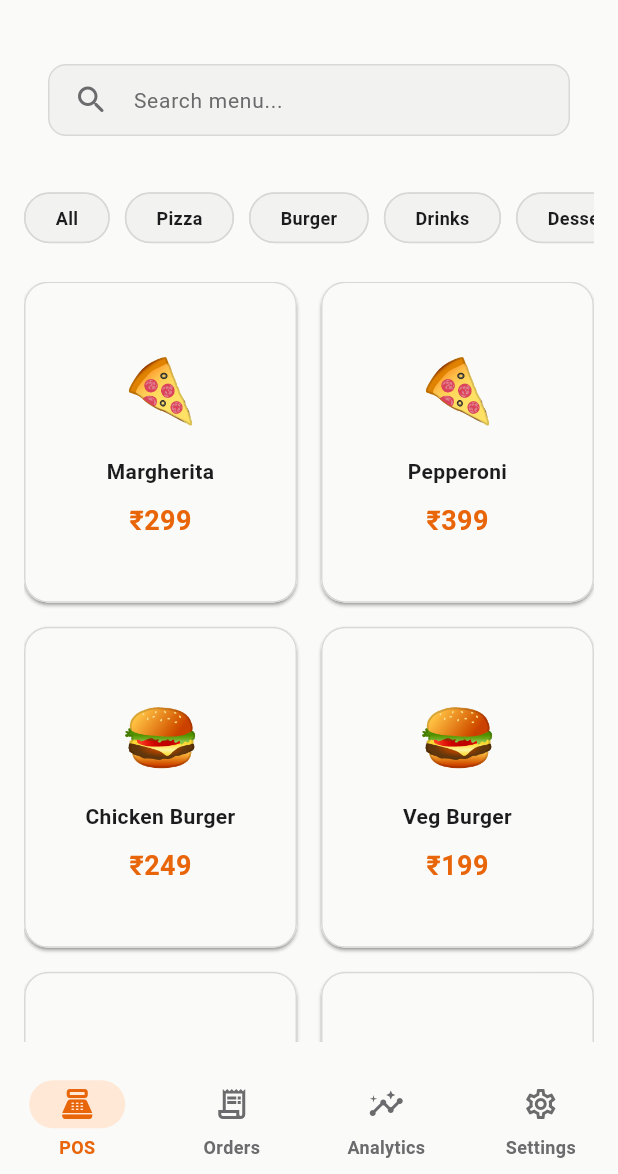
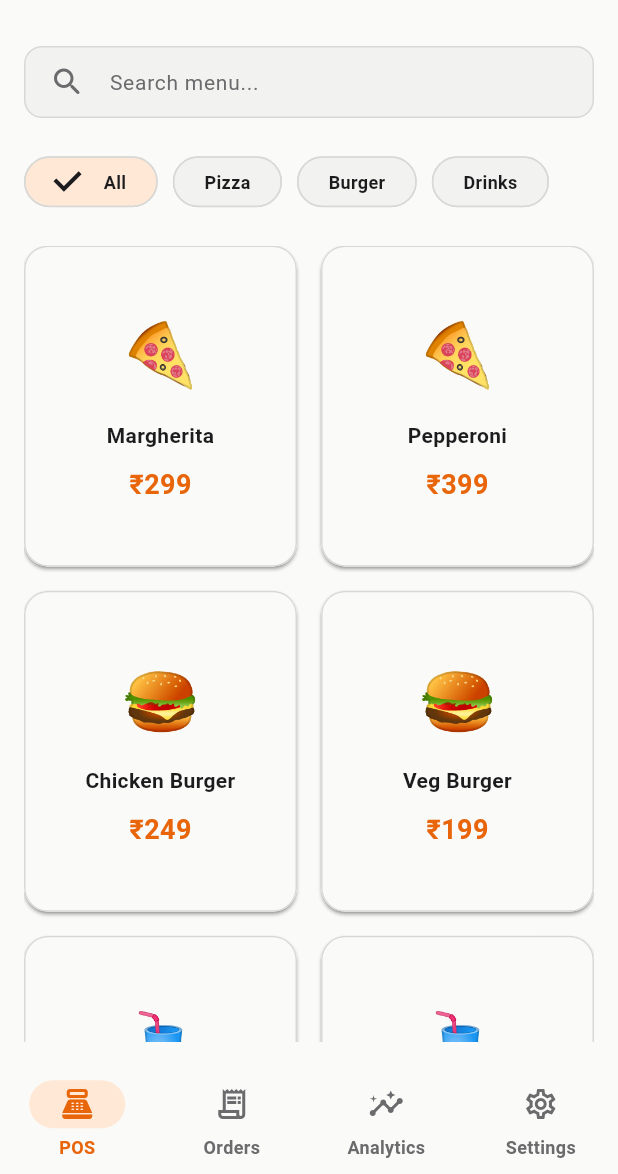
Before and after one commit to raiyan-aaliyar/restaurant-pos, a Flutter app: the screen it shows after launch, on a phone screen of 412 x 824 dp, the part 62-1236 px from its top. Run offline on Flutter 3.47's test engine with Material 3 defaults, Android fonts, the phone set to English and light mode, and no system bars; our stand-ins replace flutter_riverpod, go_router.

Commit message:
Add search and category filtering using Riverpod

```diff
--- /dev/null
+++ b/lib/features/pos/application/category_provider.dart
@@ -0,0 +1,13 @@
+import 'package:flutter_riverpod/flutter_riverpod.dart';
+
+final categoryProvider =
+    NotifierProvider<CategoryNotifier, String>(CategoryNotifier.new);
+
+class CategoryNotifier extends Notifier<String> {
+  @override
+  String build() => 'all';
+
+  void select(String id) {
+    state = id;
+  }
+}
--- /dev/null
+++ b/lib/features/pos/application/filtered_product_provider.dart
@@ -0,0 +1,23 @@
+import 'package:flutter_riverpod/flutter_riverpod.dart';
+
+import 'package:restobill/domain/entities/product.dart';
+import 'package:restobill/features/pos/application/category_provider.dart';
+import 'package:restobill/features/pos/application/product_provider.dart';
+import 'package:restobill/features/pos/application/search_provider.dart';
+
+final filteredProductsProvider = Provider<List<Product>>((ref) {
+  final products = ref.watch(productProvider);
+  final search = ref.watch(searchProvider).toLowerCase();
+  final category = ref.watch(categoryProvider);
+
+  return products.where((product) {
+    final matchesSearch =
+        product.name.toLowerCase().contains(search);
+
+    final matchesCategory =
+        category == 'all' ||
+        product.categoryId == category;
+
+    return matchesSearch && matchesCategory;
+  }).toList();
+});
--- /dev/null
+++ b/lib/features/pos/application/search_provider.dart
@@ -0,0 +1,15 @@
+import 'package:flutter_riverpod/flutter_riverpod.dart';
+
+class SearchNotifier extends Notifier<String> {
+  @override
+  String build() => '';
+
+  void update(String value) {
+    state = value;
+  }
+}
+
+final searchProvider =
+    NotifierProvider<SearchNotifier, String>(
+  SearchNotifier.new,
+);
--- a/lib/features/pos/presentation/widgets/category_list.dart
+++ b/lib/features/pos/presentation/widgets/category_list.dart
@@ -1,39 +1,34 @@
 import 'package:flutter/material.dart';
+import 'package:flutter_riverpod/flutter_riverpod.dart';
 
-class CategoryList extends StatelessWidget {
+import 'package:restobill/data/datasources/fake_data.dart';
+import 'package:restobill/features/pos/application/category_provider.dart';
+
+class CategoryList extends ConsumerWidget {
   const CategoryList({super.key});
 
   @override
-  Widget build(BuildContext context) {
+  Widget build(BuildContext context, WidgetRef ref) {
+    final selected = ref.watch(categoryProvider);
+
     return SizedBox(
       height: 45,
-      child: ListView(
+      child: ListView.separated(
         scrollDirection: Axis.horizontal,
-        children: const [
-          _CategoryChip("All"),
-          _CategoryChip("Pizza"),
-          _CategoryChip("Burger"),
-          _CategoryChip("Drinks"),
-          _CategoryChip("Desserts"),
-          _CategoryChip("Snacks"),
-        ],
+        itemCount: categories.length,
+        separatorBuilder: (context, index) => const SizedBox(width: 10),
+        itemBuilder: (context, index) {
+          final category = categories[index];
+
+          return ChoiceChip(
+            label: Text(category.name),
+            selected: selected == category.id,
+            onSelected: (_) {
+              ref.read(categoryProvider.notifier).select(category.id);
+            },
+          );
+        },
       ),
     );
   }
 }
-
-class _CategoryChip extends StatelessWidget {
-  final String title;
-
-  const _CategoryChip(this.title);
-
-  @override
-  Widget build(BuildContext context) {
-    return Padding(
-      padding: const EdgeInsets.only(right: 10),
-      child: Chip(
-        label: Text(title),
-      ),
-    );
-  }
-}
--- a/lib/features/pos/presentation/widgets/product_grid.dart
+++ b/lib/features/pos/presentation/widgets/product_grid.dart
@@ -1,8 +1,8 @@
 import 'package:flutter/material.dart';
 import 'package:flutter_riverpod/flutter_riverpod.dart';
 
-import 'package:restobill/data/datasources/fake_data.dart';
 import 'package:restobill/features/pos/application/cart_provider.dart';
+import 'package:restobill/features/pos/application/filtered_product_provider.dart';
 import 'package:restobill/features/pos/presentation/widgets/product_card.dart';
 
 class ProductGrid extends ConsumerWidget {
@@ -15,6 +15,8 @@ class ProductGrid extends ConsumerWidget {
 
   @override
   Widget build(BuildContext context, WidgetRef ref) {
+    final products = ref.watch(filteredProductsProvider);
+
     return GridView.builder(
       itemCount: products.length,
       gridDelegate: SliverGridDelegateWithFixedCrossAxisCount(
--- a/lib/features/pos/presentation/widgets/search_section.dart
+++ b/lib/features/pos/presentation/widgets/search_section.dart
@@ -1,19 +1,19 @@
 import 'package:flutter/material.dart';
+import 'package:flutter_riverpod/flutter_riverpod.dart';
+
 import 'package:restobill/core/design/widgets/app_search_bar.dart';
+import 'package:restobill/features/pos/application/search_provider.dart';
 
-class SearchSection extends StatelessWidget {
+class SearchSection extends ConsumerWidget {
   const SearchSection({super.key});
 
   @override
-  Widget build(BuildContext context) {
-    return const Padding(
-      padding: EdgeInsets.symmetric(
-        horizontal: 16,
-        vertical: 12,
-      ),
-      child: AppSearchBar(
-        hintText: 'Search menu...',
-      ),
+  Widget build(BuildContext context, WidgetRef ref) {
+    return AppSearchBar(
+      hintText: 'Search menu...',
+      onChanged: (value) {
+        ref.read(searchProvider.notifier).update(value);
+      },
     );
   }
 }
```
Also changed, not shown: lib/features/pos/application/filtered_products_provider.dart (added, +22 -0 lines), lib/features/pos/application/product_provider.dart (added, +7 -0 lines).
